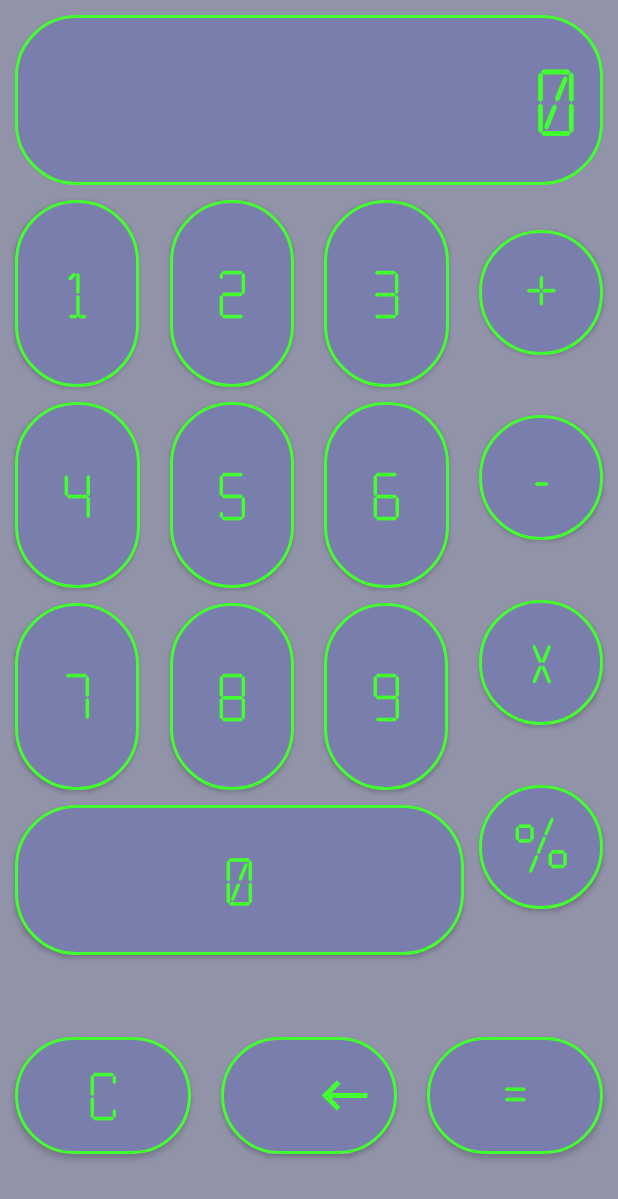
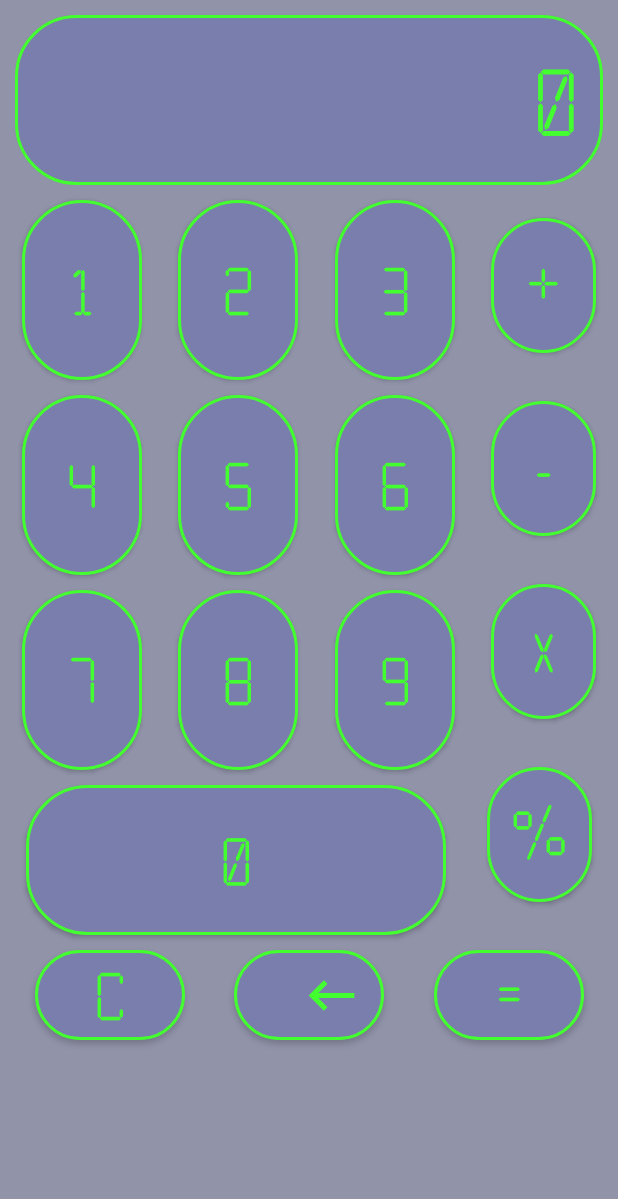
Before and after one commit to c-tina/Calculadora, an Android app: the screen it shows after launch (MainActivity), on a phone screen of 412 x 824 dp. Shown: the top 1199 px of the screen. Run offline under Robolectric (Android 15) with nearby library versions, the phone set to English and light mode, and no system bars.

Commit message:
Update activity_main.xml
Se ha mejorado la estética del layout en modo portrait para optimizar la disposición de los botones. Ahora los botones están mejor alineados, lo que crea una interfaz más ordenada y visualmente equilibrada.

```diff
--- a/app/src/main/res/layout/activity_main.xml
+++ b/app/src/main/res/layout/activity_main.xml
@@ -25,11 +25,10 @@
     <androidx.appcompat.widget.AppCompatButton
         android:id="@+id/suma"
         style="@style/botonrecto"
-        android:layout_width="0dp"
-        android:layout_height="0dp"
+        android:layout_width="70dp"
+        android:layout_height="90dp"
         android:text="+"
         app:layout_constraintBottom_toTopOf="@+id/resta"
-        app:layout_constraintDimensionRatio="1:1"
         app:layout_constraintEnd_toEndOf="parent"
         app:layout_constraintStart_toEndOf="@id/button3"
         app:layout_constraintTop_toBottomOf="@+id/resultado" />
@@ -38,11 +37,10 @@
     <androidx.appcompat.widget.AppCompatButton
         android:id="@+id/resta"
         style="@style/botonrecto"
-        android:layout_width="0dp"
-        android:layout_height="0dp"
+        android:layout_width="70dp"
+        android:layout_height="90dp"
         android:text="-"
         app:layout_constraintBottom_toTopOf="@+id/multiplicacion"
-        app:layout_constraintDimensionRatio="1:1"
         app:layout_constraintEnd_toEndOf="parent"
         app:layout_constraintStart_toEndOf="@+id/button6"
         app:layout_constraintTop_toBottomOf="@+id/suma" />
@@ -51,36 +49,33 @@
     <androidx.appcompat.widget.AppCompatButton
         android:id="@+id/multiplicacion"
         style="@style/botonrecto"
-        android:layout_width="0dp"
-        android:layout_height="0dp"
+        android:layout_width="70dp"
+        android:layout_height="90dp"
         android:text="x"
         app:layout_constraintBottom_toTopOf="@+id/division"
-        app:layout_constraintDimensionRatio="1:1"
         app:layout_constraintEnd_toEndOf="parent"
         app:layout_constraintTop_toBottomOf="@+id/resta"
-        app:layout_constraintStart_toEndOf="@+id/button0"/>
+        app:layout_constraintStart_toEndOf="@+id/button9"/>
 
     <!-- Botón % -->
     <androidx.appcompat.widget.AppCompatButton
         android:id="@+id/division"
         style="@style/botonrecto"
-        android:layout_width="0dp"
-        android:layout_height="0dp"
+        android:layout_width="70dp"
+        android:layout_height="90dp"
         android:text="%"
         app:layout_constraintBottom_toBottomOf="@+id/button0"
-        app:layout_constraintDimensionRatio="1:1"
         app:layout_constraintEnd_toEndOf="parent"
-        app:layout_constraintStart_toEndOf="@+id/button9"
+        app:layout_constraintStart_toEndOf="@+id/button0"
         app:layout_constraintTop_toBottomOf="@+id/multiplicacion" />
 
     <!-- Fila 1: Botones 1, 2, 3 -->
     <androidx.appcompat.widget.AppCompatButton
         android:id="@+id/button1"
         style="@style/botonrecto"
-        android:layout_width="0dp"
-        android:layout_height="0dp"
+        android:layout_width="80dp"
+        android:layout_height="120dp"
         android:text="1"
-        app:layout_constraintDimensionRatio="1:1.5"
         app:layout_constraintEnd_toStartOf="@+id/button2"
         app:layout_constraintStart_toStartOf="parent"
         app:layout_constraintTop_toBottomOf="@id/resultado" />
@@ -88,10 +83,9 @@
     <androidx.appcompat.widget.AppCompatButton
         android:id="@+id/button2"
         style="@style/botonrecto"
-        android:layout_width="0dp"
-        android:layout_height="0dp"
+        android:layout_width="80dp"
+        android:layout_height="120dp"
         android:text="2"
-        app:layout_constraintDimensionRatio="1:1.5"
         app:layout_constraintEnd_toStartOf="@+id/button3"
         app:layout_constraintStart_toEndOf="@+id/button1"
         app:layout_constraintTop_toBottomOf="@id/resultado" />
@@ -99,22 +93,20 @@
     <androidx.appcompat.widget.AppCompatButton
         android:id="@+id/button3"
         style="@style/botonrecto"
-        android:layout_width="0dp"
-        android:layout_height="0dp"
+        android:layout_width="80dp"
+        android:layout_height="120dp"
         android:text="3"
-        app:layout_constraintDimensionRatio="1:1.5"
-        app:layout_constraintEnd_toStartOf="@+id/suma"
         app:layout_constraintStart_toEndOf="@+id/button2"
-        app:layout_constraintTop_toBottomOf="@id/resultado" />
+        app:layout_constraintTop_toBottomOf="@id/resultado"
+        app:layout_constraintEnd_toStartOf="@+id/suma"/>
 
     <!-- Fila 2: Botones 4, 5, 6 -->
     <androidx.appcompat.widget.AppCompatButton
         android:id="@+id/button4"
         style="@style/botonrecto"
-        android:layout_width="0dp"
-        android:layout_height="0dp"
+        android:layout_width="80dp"
+        android:layout_height="120dp"
         android:text="4"
-        app:layout_constraintDimensionRatio="1:1.5"
         app:layout_constraintEnd_toStartOf="@+id/button5"
         app:layout_constraintStart_toStartOf="parent"
         app:layout_constraintTop_toBottomOf="@+id/button1" />
@@ -122,10 +114,9 @@
     <androidx.appcompat.widget.AppCompatButton
         android:id="@+id/button5"
         style="@style/botonrecto"
-        android:layout_width="0dp"
-        android:layout_height="0dp"
+        android:layout_width="80dp"
+        android:layout_height="120dp"
         android:text="5"
-        app:layout_constraintDimensionRatio="1:1.5"
         app:layout_constraintEnd_toStartOf="@+id/button6"
         app:layout_constraintStart_toEndOf="@+id/button4"
         app:layout_constraintTop_toBottomOf="@+id/button2" />
@@ -133,22 +124,20 @@
     <androidx.appcompat.widget.AppCompatButton
         android:id="@+id/button6"
         style="@style/botonrecto"
-        android:layout_width="0dp"
-        android:layout_height="0dp"
+        android:layout_width="80dp"
+        android:layout_height="120dp"
         android:text="6"
-        app:layout_constraintDimensionRatio="1:1.5"
-        app:layout_constraintEnd_toStartOf="@+id/resta"
         app:layout_constraintStart_toEndOf="@+id/button5"
-        app:layout_constraintTop_toBottomOf="@+id/button3" />
+        app:layout_constraintTop_toBottomOf="@+id/button3"
+        app:layout_constraintEnd_toStartOf="@+id/resta"/>
 
     <!-- Fila 3: Botones 7, 8, 9 -->
     <androidx.appcompat.widget.AppCompatButton
         android:id="@+id/button7"
         style="@style/botonrecto"
-        android:layout_width="0dp"
-        android:layout_height="0dp"
+        android:layout_width="80dp"
+        android:layout_height="120dp"
         android:text="7"
-        app:layout_constraintDimensionRatio="1:1.5"
         app:layout_constraintEnd_toStartOf="@+id/button8"
         app:layout_constraintStart_toStartOf="parent"
         app:layout_constraintTop_toBottomOf="@+id/button4" />
@@ -156,10 +145,9 @@
     <androidx.appcompat.widget.AppCompatButton
         android:id="@+id/button8"
         style="@style/botonrecto"
-        android:layout_width="0dp"
-        android:layout_height="0dp"
+        android:layout_width="80dp"
+        android:layout_height="120dp"
         android:text="8"
-        app:layout_constraintDimensionRatio="1:1.5"
         app:layout_constraintEnd_toStartOf="@+id/button9"
         app:layout_constraintStart_toEndOf="@+id/button7"
         app:layout_constraintTop_toBottomOf="@+id/button5" />
@@ -167,23 +155,20 @@
     <androidx.appcompat.widget.AppCompatButton
         android:id="@+id/button9"
         style="@style/botonrecto"
-        android:layout_width="0dp"
-        android:layout_height="0dp"
+        android:layout_width="80dp"
+        android:layout_height="120dp"
         android:text="9"
-        app:layout_constraintDimensionRatio="1:1.5"
-        app:layout_constraintEnd_toStartOf="@+id/division"
         app:layout_constraintStart_toEndOf="@+id/button8"
-        app:layout_constraintTop_toBottomOf="@+id/button6" />
+        app:layout_constraintTop_toBottomOf="@+id/button6"
+        app:layout_constraintEnd_toStartOf="@+id/multiplicacion"/>
 
     <!-- Botón C -->
     <androidx.appcompat.widget.AppCompatButton
         android:id="@+id/clear"
         style="@style/botonrecto"
-        android:layout_width="0dp"
-        android:layout_height="0dp"
+        android:layout_width="100dp"
+        android:layout_height="60dp"
         android:text="C"
-        app:layout_constraintBottom_toBottomOf="parent"
-        app:layout_constraintDimensionRatio="3:2"
         app:layout_constraintEnd_toStartOf="@id/borrar"
         app:layout_constraintStart_toStartOf="parent"
         app:layout_constraintTop_toBottomOf="@+id/button0" />
@@ -192,38 +177,34 @@
     <androidx.appcompat.widget.AppCompatButton
         android:id="@+id/borrar"
         style="@style/botonrecto"
-        android:layout_width="0dp"
-        android:layout_height="0dp"
+        android:layout_width="100dp"
+        android:layout_height="60dp"
         android:contentDescription="Botón de borrar"
         android:drawableEnd="@drawable/ic_launcher_back"
-        app:layout_constraintBottom_toBottomOf="parent"
-        app:layout_constraintDimensionRatio="3:2"
+        app:layout_constraintEnd_toStartOf="@+id/igual"
         app:layout_constraintStart_toEndOf="@id/clear"
-        app:layout_constraintTop_toBottomOf="@+id/button0"
-        app:layout_constraintEnd_toStartOf="@+id/igual"/>
+        app:layout_constraintTop_toBottomOf="@+id/button0" />
 
     <!-- Botón = -->
     <androidx.appcompat.widget.AppCompatButton
         android:id="@+id/igual"
         style="@style/botonrecto"
-        android:layout_width="0dp"
-        android:layout_height="0dp"
+        android:layout_width="100dp"
+        android:layout_height="60dp"
         android:text="="
-        app:layout_constraintBottom_toBottomOf="parent"
-        app:layout_constraintDimensionRatio="3:2"
         app:layout_constraintEnd_toEndOf="parent"
-        app:layout_constraintTop_toBottomOf="@+id/button0"
-        app:layout_constraintStart_toEndOf="@+id/borrar"/>
+        app:layout_constraintStart_toEndOf="@+id/borrar"
+        app:layout_constraintTop_toBottomOf="@+id/button0" />
 
     <!-- Botón 0 -->
     <androidx.appcompat.widget.AppCompatButton
         android:id="@+id/button0"
         style="@style/botonrecto"
-        android:layout_width="0dp"
-        android:layout_height="0dp"
+        android:layout_width="280dp"
+        android:layout_height="100dp"
         android:text="0"
-        app:layout_constraintDimensionRatio="3:1"
         app:layout_constraintStart_toStartOf="parent"
-        app:layout_constraintTop_toBottomOf="@+id/button8" />
+        app:layout_constraintTop_toBottomOf="@+id/button8"
+        app:layout_constraintEnd_toStartOf="@+id/division"/>
 
 </androidx.constraintlayout.widget.ConstraintLayout>
```
